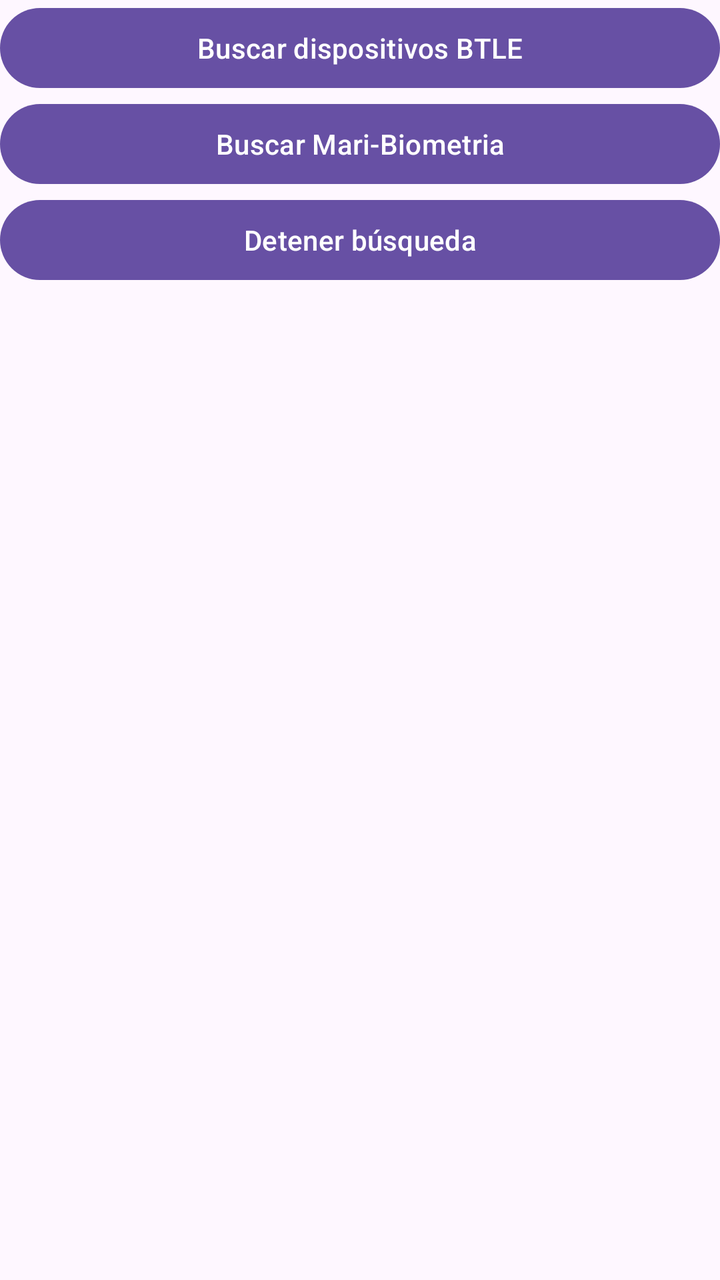
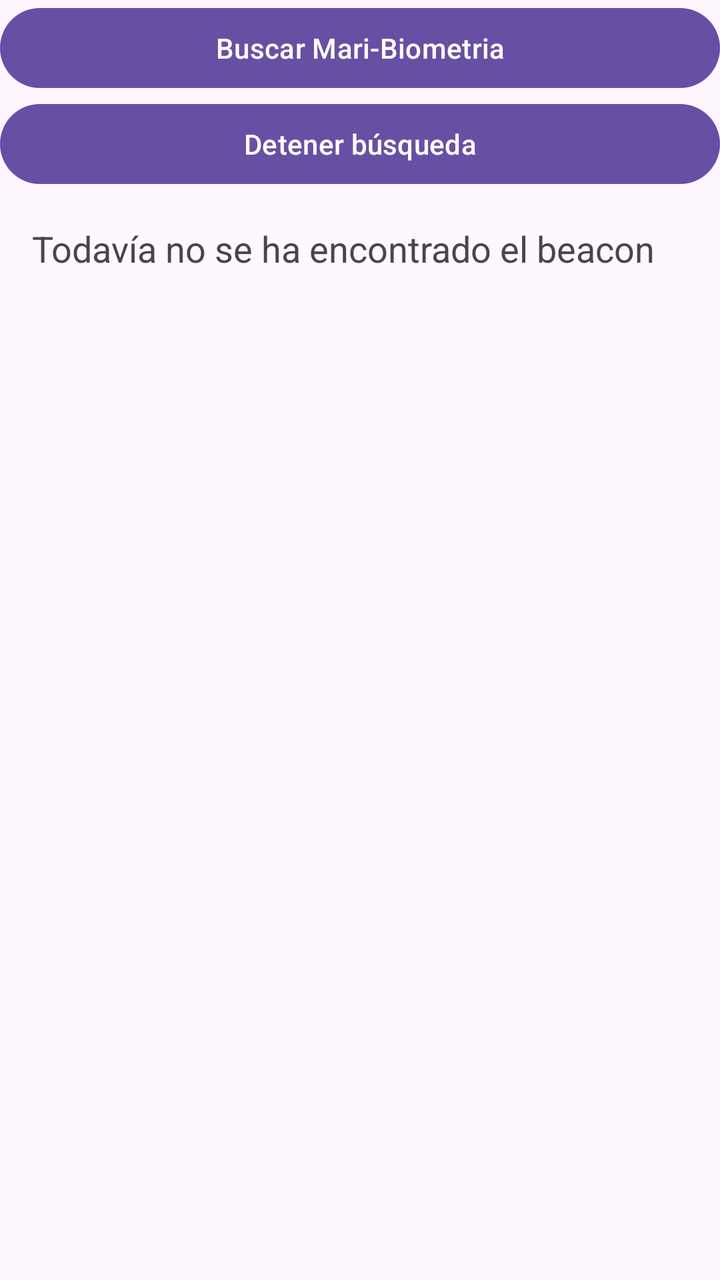

An Android layout rendered at two revisions. The XML below is the earlier revision; the diff shows what the commit changed to produce the second picture.
<!-- AndroidManifest.xml: application theme Theme.Android -->
<!-- res/layout/activity_main.xml -->
<?xml version="1.0" encoding="utf-8"?>
<android.widget.LinearLayout xmlns:android="http://schemas.android.com/apk/res/android"
    android:orientation="vertical"
    xmlns:app="http://schemas.android.com/apk/res-auto"
    xmlns:tools="http://schemas.android.com/tools"
    android:layout_width="match_parent"
    android:layout_height="match_parent"
    tools:context=".MainActivity">

    <Button
        android:id="@+id/botonBuscarDispositivosBTLE"
        android:text="Buscar dispositivos BTLE"
        android:layout_width="match_parent"
        android:layout_height="wrap_content"
        />

    <Button
        android:id="@+id/botonBuscarNuestroDispositivoBTLE"
        android:text="Buscar Mari-Biometria"
        android:layout_width="match_parent"
        android:layout_height="wrap_content"
        />

    <Button
        android:id="@+id/botonDetenerBusquedaDispositivosBTLE"
        android:text="Detener búsqueda"
        android:layout_width="match_parent"
        android:layout_height="wrap_content"
        />

</android.widget.LinearLayout>
<!-- resources referenced by this layout -->
<resources>
  <style name="Theme.Android" parent="Base.Theme.Android" />
  <style name="Base.Theme.Android" parent="Theme.Material3.DayNight.NoActionBar">
          
          
      </style>
</resources>

<!-- the commit's change to res/layout/activity_main.xml (unified diff, before → after) -->
@@ -6,13 +6,6 @@
     android:layout_width="match_parent"
     android:layout_height="match_parent"
     tools:context=".MainActivity">
-
-    <Button
-        android:id="@+id/botonBuscarDispositivosBTLE"
-        android:text="Buscar dispositivos BTLE"
-        android:layout_width="match_parent"
-        android:layout_height="wrap_content"
-        />
 
     <Button
         android:id="@+id/botonBuscarNuestroDispositivoBTLE"
@@ -28,4 +21,13 @@
         android:layout_height="wrap_content"
         />
 
+    <TextView
+        android:id="@+id/textoBeacon"
+        android:layout_width="match_parent"
+        android:layout_height="wrap_content"
+        android:padding="16dp"
+        android:text="Todavía no se ha encontrado el beacon"
+        android:textSize="18sp"
+        />
+
 </android.widget.LinearLayout>
